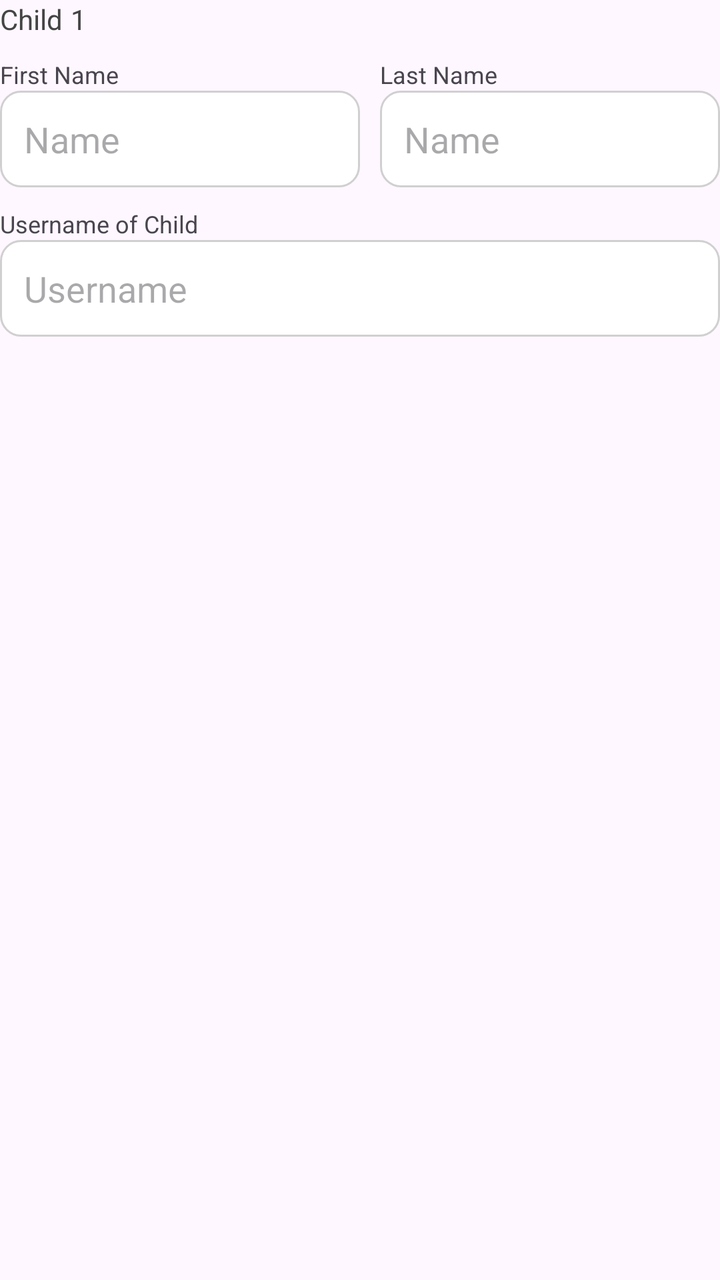
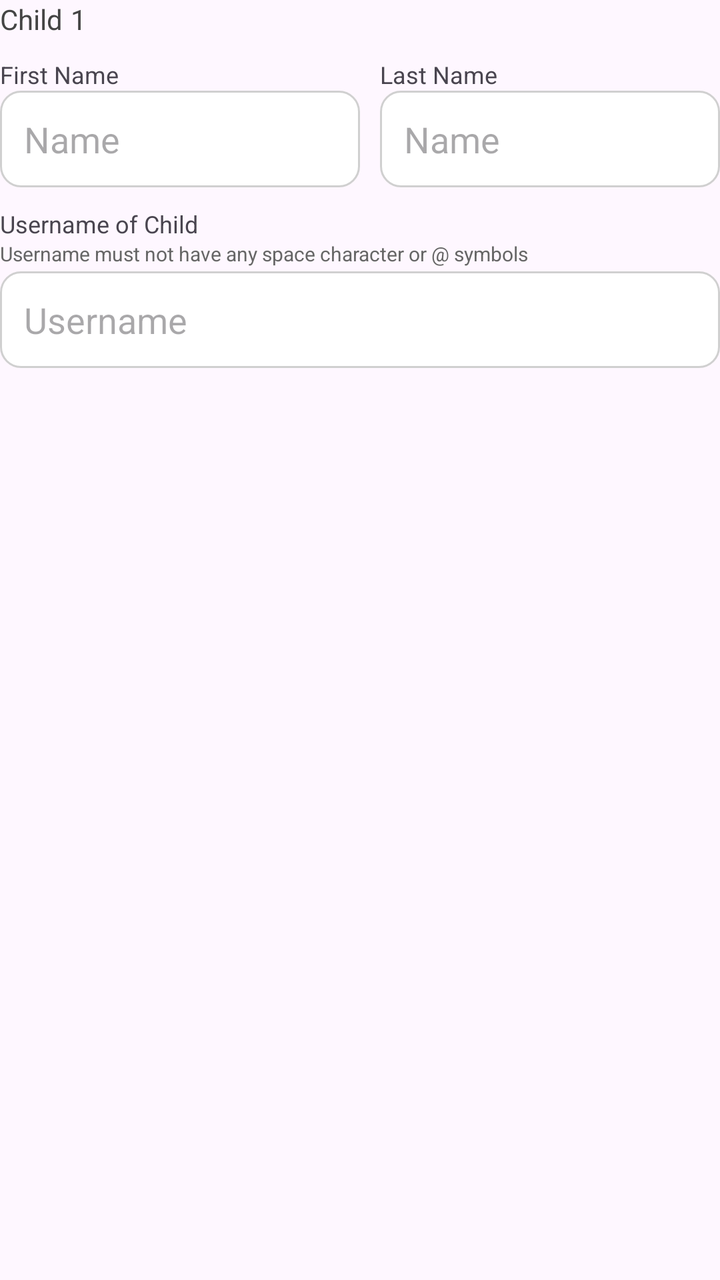

Compare the two renders of this Android layout. The source of the first and the diff that turns it into the second are given below.
<!-- AndroidManifest.xml: application theme Theme.EduView -->
<!-- res/layout/form_child.xml -->
<?xml version="1.0" encoding="utf-8"?>
<LinearLayout
    xmlns:android="http://schemas.android.com/apk/res/android"
    android:layout_width="match_parent"
    android:layout_height="wrap_content"
    android:orientation="vertical"
    android:layout_marginTop="16dp">

    <LinearLayout
        android:layout_width="match_parent"
        android:layout_height="wrap_content"
        android:orientation="horizontal">

        <TextView
            android:layout_width="wrap_content"
            android:layout_height="wrap_content"
            android:text="@string/child"
            android:textSize="14sp"
            android:textColor="#444444"/>

        <TextView
            android:id="@+id/tv_child_no"
            android:layout_width="wrap_content"
            android:layout_height="wrap_content"
            android:text="@string/_1"
            android:textSize="14sp"
            android:textColor="#444444"
            android:layout_marginStart="4dp"/>

    </LinearLayout>

    <LinearLayout
        android:layout_width="match_parent"
        android:layout_height="wrap_content"
        android:baselineAligned="false"
        android:orientation="horizontal"
        android:layout_marginTop="10dp">

        <LinearLayout
            android:layout_width="match_parent"
            android:layout_height="wrap_content"
            android:orientation="vertical"
            android:layout_weight="1">

            <TextView
                android:layout_width="wrap_content"
                android:layout_height="wrap_content"
                android:text="@string/first_name"
                android:textSize="12sp"/>

            <EditText
                android:id="@+id/et_child_first_name"
                android:layout_width="match_parent"
                android:layout_height="wrap_content"
                android:hint="@string/name"
                android:importantForAutofill="no"
                android:inputType="text"
                android:background="@drawable/bg_input_rounded"/>
        </LinearLayout>

        <LinearLayout
            android:layout_width="match_parent"
            android:layout_height="wrap_content"
            android:orientation="vertical"
            android:layout_marginStart="10dp"
            android:layout_weight="1">

            <TextView
                android:layout_width="wrap_content"
                android:layout_height="wrap_content"
                android:text="@string/last_name"
                android:textSize="12sp"/>

            <EditText
                android:id="@+id/et_child_last_name"
                android:layout_width="match_parent"
                android:layout_height="wrap_content"
                android:hint="@string/name"
                android:importantForAutofill="no"
                android:inputType="text"
                android:background="@drawable/bg_input_rounded"/>
        </LinearLayout>

    </LinearLayout>

    <LinearLayout
        android:layout_width="match_parent"
        android:layout_height="wrap_content"
        android:orientation="vertical"
        android:layout_marginTop="10dp">

        <TextView
            android:layout_width="wrap_content"
            android:layout_height="wrap_content"
            android:text="Username of Child"
            android:textSize="12sp" />

        <EditText
            android:id="@+id/et_child_username"
            android:layout_width="match_parent"
            android:layout_height="wrap_content"
            android:hint="Username"
            android:importantForAutofill="no"
            android:inputType="text"
            android:background="@drawable/bg_input_rounded"/>
    </LinearLayout>
</LinearLayout>
<!-- resources referenced by this layout -->
<resources>
  <!-- drawable bg_input_rounded (drawable) -->
  <?xml version="1.0" encoding="utf-8"?>
  <shape xmlns:android="http://schemas.android.com/apk/res/android">
      <solid android:color="#FFFFFF"/>
      <corners android:radius="10dp"/>
      <stroke android:width="1dp" android:color="#D0D0D0"/>
      <padding android:left="12dp" android:top="12dp" android:right="12dp" android:bottom="12dp"/>
  </shape>
  <string name="_1">1</string>
  <string name="child">Child</string>
  <string name="first_name">First Name</string>
  <string name="last_name">Last Name</string>
  <string name="name">Name</string>
  <style name="Theme.EduView" parent="Base.Theme.EduView" />
  <style name="Base.Theme.EduView" parent="Theme.Material3.DayNight.NoActionBar">
          
          
      </style>
</resources>

<!-- the commit's change to res/layout/form_child.xml (unified diff, before → after) -->
@@ -95,6 +95,14 @@
             android:text="Username of Child"
             android:textSize="12sp" />
 
+        <TextView
+            android:layout_width="wrap_content"
+            android:layout_height="wrap_content"
+            android:text="Username must not have any space character or @ symbols"
+            android:textSize="10sp"
+            android:textColor="#666666"
+            android:layout_marginBottom="2dp"/>
+
         <EditText
             android:id="@+id/et_child_username"
             android:layout_width="match_parent"
